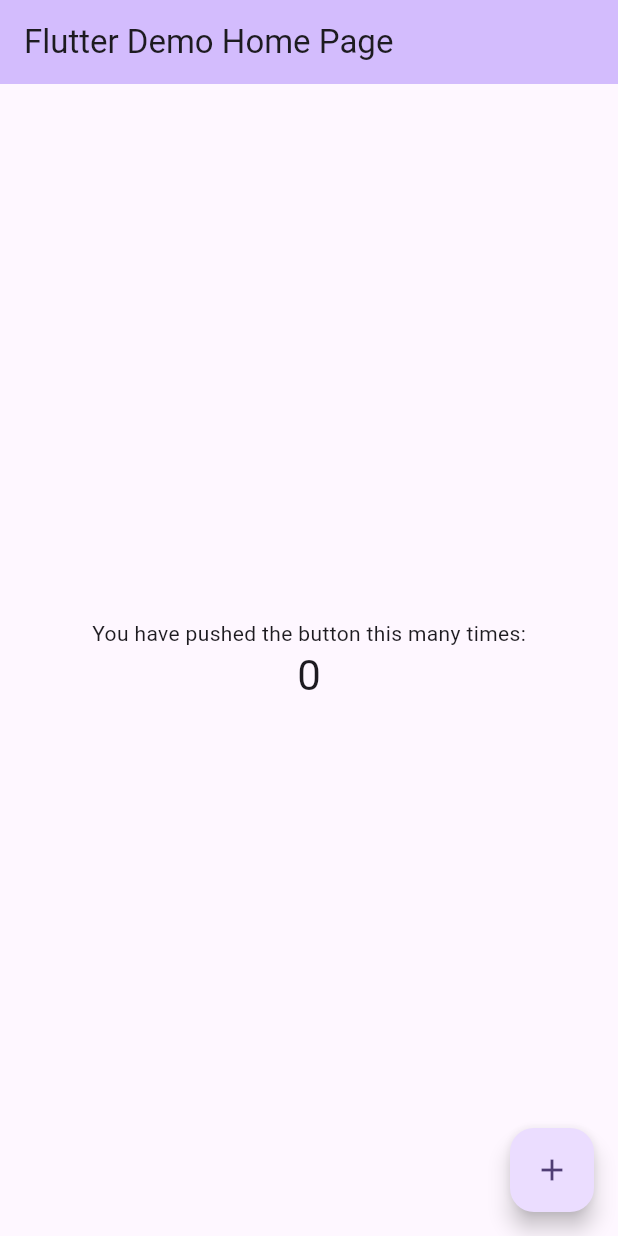
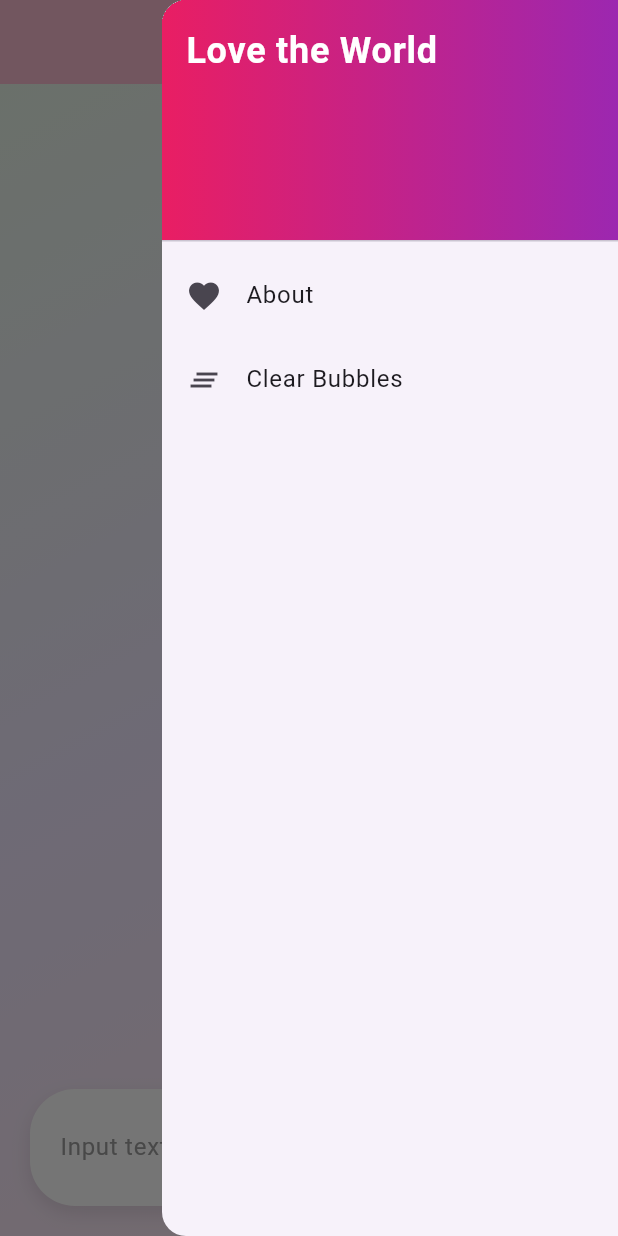
Before and after one commit to DrHivens/love_the_world, a Flutter app: the screen it shows after launch, with the side drawer open (before the commit the screen has no drawer), on a phone screen of 412 x 824 dp. Run offline on Flutter 3.47's test engine with Material 3 defaults, Android fonts, the phone set to English and light mode, and no system bars; our stand-ins replace cloud_firestore, firebase_core; accounts and stored records are empty; Roboto replaces fonts that are missing (Comic Sans MS); statements that could not run were skipped.

Commit message:
Base prject created.

```diff
--- a/lib/main.dart
+++ b/lib/main.dart
@@ -1,122 +1,283 @@
 import 'package:flutter/material.dart';
+import 'package:firebase_core/firebase_core.dart';
+import 'package:cloud_firestore/cloud_firestore.dart';
+import 'package:intl/intl.dart';
 
-void main() {
-  runApp(const MyApp());
+import 'package:love_the_world/floatingBubble.dart';
+import 'firebase_options.dart'; // This file is auto-generated by FlutterFire
+
+void main() async {
+  WidgetsFlutterBinding.ensureInitialized();
+  await Firebase.initializeApp(
+    options: DefaultFirebaseOptions.currentPlatform, // Auto-configured!
+  );
+  runApp(const LoveTheWorldApp());
 }
 
-class MyApp extends StatelessWidget {
-  const MyApp({super.key});
+class LoveTheWorldApp extends StatelessWidget {
+  const LoveTheWorldApp({super.key});
 
-  // This widget is the root of your application.
   @override
   Widget build(BuildContext context) {
     return MaterialApp(
-      title: 'Flutter Demo',
-      theme: ThemeData(
-        // This is the theme of your application.
-        //
-        // TRY THIS: Try running your application with "flutter run". You'll see
-        // the application has a purple toolbar. Then, without quitting the app,
-        // try changing the seedColor in the colorScheme below to Colors.green
-        // and then invoke "hot reload" (save your changes or press the "hot
-        // reload" button in a Flutter-supported IDE, or press "r" if you used
-        // the command line to start the app).
-        //
-        // Notice that the counter didn't reset back to zero; the application
-        // state is not lost during the reload. To reset the state, use hot
-        // restart instead.
-        //
-        // This works for code too, not just values: Most code changes can be
-        // tested with just a hot reload.
-        colorScheme: ColorScheme.fromSeed(seedColor: Colors.deepPurple),
-      ),
-      home: const MyHomePage(title: 'Flutter Demo Home Page'),
+      title: 'Love the World',
+      theme: ThemeData(primarySwatch: Colors.pink, fontFamily: 'Comic Sans MS'),
+      home: const HomePage(),
+      debugShowCheckedModeBanner: false,
     );
   }
 }
 
-class MyHomePage extends StatefulWidget {
-  const MyHomePage({super.key, required this.title});
-
-  // This widget is the home page of your application. It is stateful, meaning
-  // that it has a State object (defined below) that contains fields that affect
-  // how it looks.
-
-  // This class is the configuration for the state. It holds the values (in this
-  // case the title) provided by the parent (in this case the App widget) and
-  // used by the build method of the State. Fields in a Widget subclass are
-  // always marked "final".
-
-  final String title;
+class HomePage extends StatefulWidget {
+  const HomePage({super.key});
 
   @override
-  State<MyHomePage> createState() => _MyHomePageState();
+  State<HomePage> createState() => _HomePageState();
 }
 
-class _MyHomePageState extends State<MyHomePage> {
-  int _counter = 0;
+class _HomePageState extends State<HomePage> with TickerProviderStateMixin {
+  final TextEditingController _messageController = TextEditingController();
+  final FirebaseFirestore _firestore = FirebaseFirestore.instance;
+  final List<FloatingBubble> _bubbles = [];
+  late AnimationController _animationController;
 
-  void _incrementCounter() {
+  @override
+  void initState() {
+    super.initState();
+    _animationController = AnimationController(
+      duration: const Duration(seconds: 1),
+      vsync: this,
+    );
+    _loadExistingMessages();
+  }
+
+  @override
+  void dispose() {
+    _animationController.dispose();
+    _messageController.dispose();
+    super.dispose();
+  }
+
+  Future<void> _loadExistingMessages() async {
+    try {
+      String today = DateFormat('yyyy-MM-dd').format(DateTime.now());
+      QuerySnapshot snapshot = await _firestore.collection(today).get();
+
+      for (var doc in snapshot.docs) {
+        _addBubbleToScreen(doc.data() as Map<String, dynamic>);
+      }
+    } catch (e) {
+      print('Error loading messages: $e');
+    }
+  }
+
+  void _addBubbleToScreen(Map<String, dynamic> data) {
     setState(() {
-      // This call to setState tells the Flutter framework that something has
-      // changed in this State, which causes it to rerun the build method below
-      // so that the display can reflect the updated values. If we changed
-      // _counter without calling setState(), then the build method would not be
-      // called again, and so nothing would appear to happen.
-      _counter++;
+      _bubbles.add(
+        FloatingBubble(
+          message: data['message'] ?? '',
+          timestamp: data['timestamp'],
+          onRemove: () {},
+        ),
+      );
     });
+  }
+
+  Future<void> _sendMessage() async {
+    if (_messageController.text.trim().isEmpty) return;
+
+    try {
+      String today = DateFormat('yyyy-MM-dd').format(DateTime.now());
+      String message = _messageController.text.trim();
+
+      Map<String, dynamic> messageData = {
+        'message': message,
+        'timestamp': FieldValue.serverTimestamp(),
+        'created_at': DateTime.now().millisecondsSinceEpoch,
+      };
+
+      // Add to Firebase
+      await _firestore.collection(today).add(messageData);
+
+      // Add to local bubbles
+      _addBubbleToScreen({'message': message, 'timestamp': DateTime.now()});
+
+      // Clear input
+      _messageController.clear();
+
+      // Show success animation
+      _animationController.forward().then((_) {
+        _animationController.reverse();
+      });
+    } catch (e) {
+      ScaffoldMessenger.of(
+        context,
+      ).showSnackBar(SnackBar(content: Text('Error sending message: $e')));
+    }
   }
 
   @override
   Widget build(BuildContext context) {
-    // This method is rerun every time setState is called, for instance as done
-    // by the _incrementCounter method above.
-    //
-    // The Flutter framework has been optimized to make rerunning build methods
-    // fast, so that you can just rebuild anything that needs updating rather
-    // than having to individually change instances of widgets.
     return Scaffold(
       appBar: AppBar(
-        // TRY THIS: Try changing the color here to a specific color (to
-        // Colors.amber, perhaps?) and trigger a hot reload to see the AppBar
-        // change color while the other colors stay the same.
-        backgroundColor: Theme.of(context).colorScheme.inversePrimary,
-        // Here we take the value from the MyHomePage object that was created by
-        // the App.build method, and use it to set our appbar title.
-        title: Text(widget.title),
+        title: const Text(
+          'Love the World 💕',
+          style: TextStyle(fontWeight: FontWeight.bold, fontSize: 24),
+        ),
+        backgroundColor: Colors.pink.shade100,
+        elevation: 0,
+        centerTitle: true,
+        actions: [
+          Builder(
+            builder: (context) => IconButton(
+              icon: const Icon(Icons.menu),
+              onPressed: () => Scaffold.of(context).openEndDrawer(),
+            ),
+          ),
+        ],
       ),
-      body: Center(
-        // Center is a layout widget. It takes a single child and positions it
-        // in the middle of the parent.
-        child: Column(
-          // Column is also a layout widget. It takes a list of children and
-          // arranges them vertically. By default, it sizes itself to fit its
-          // children horizontally, and tries to be as tall as its parent.
-          //
-          // Column has various properties to control how it sizes itself and
-          // how it positions its children. Here we use mainAxisAlignment to
-          // center the children vertically; the main axis here is the vertical
-          // axis because Columns are vertical (the cross axis would be
-          // horizontal).
-          //
-          // TRY THIS: Invoke "debug painting" (choose the "Toggle Debug Paint"
-          // action in the IDE, or press "p" in the console), to see the
-          // wireframe for each widget.
-          mainAxisAlignment: MainAxisAlignment.center,
-          children: <Widget>[
-            const Text('You have pushed the button this many times:'),
-            Text(
-              '$_counter',
-              style: Theme.of(context).textTheme.headlineMedium,
+      endDrawer: Drawer(
+        child: ListView(
+          padding: EdgeInsets.zero,
+          children: [
+            const DrawerHeader(
+              decoration: BoxDecoration(
+                gradient: LinearGradient(colors: [Colors.pink, Colors.purple]),
+              ),
+              child: Text(
+                'Love the World',
+                style: TextStyle(
+                  color: Colors.white,
+                  fontSize: 24,
+                  fontWeight: FontWeight.bold,
+                ),
+              ),
+            ),
+            ListTile(
+              leading: const Icon(Icons.favorite),
+              title: const Text('About'),
+              onTap: () {
+                Navigator.pop(context);
+                _showAboutDialog();
+              },
+            ),
+            ListTile(
+              leading: const Icon(Icons.clear_all),
+              title: const Text('Clear Bubbles'),
+              onTap: () {
+                Navigator.pop(context);
+                setState(() {
+                  _bubbles.clear();
+                });
+              },
             ),
           ],
         ),
       ),
-      floatingActionButton: FloatingActionButton(
-        onPressed: _incrementCounter,
-        tooltip: 'Increment',
-        child: const Icon(Icons.add),
-      ), // This trailing comma makes auto-formatting nicer for build methods.
+      body: Container(
+        decoration: const BoxDecoration(
+          gradient: LinearGradient(
+            begin: Alignment.topLeft,
+            end: Alignment.bottomRight,
+            colors: [Color(0xFFE8F5E8), Color(0xFFF0E8FF), Color(0xFFFFE8F0)],
+          ),
+        ),
+        child: Stack(
+          children: [
+            // Floating bubbles
+            ..._bubbles.map((bubble) => bubble),
+
+            // Input area at bottom
+            Positioned(
+              bottom: 20,
+              left: 20,
+              right: 20,
+              child: Container(
+                padding: const EdgeInsets.symmetric(
+                  horizontal: 20,
+                  vertical: 15,
+                ),
+                decoration: BoxDecoration(
+                  color: Colors.white,
+                  borderRadius: BorderRadius.circular(30),
+                  boxShadow: [
+                    BoxShadow(
+                      color: Colors.black.withOpacity(0.1),
+                      blurRadius: 10,
+                      offset: const Offset(0, 5),
+                    ),
+                  ],
+                ),
+                child: Row(
+                  children: [
+                    Expanded(
+                      child: TextField(
+                        controller: _messageController,
+                        decoration: const InputDecoration(
+                          hintText: 'Input text here',
+                          border: InputBorder.none,
+                          hintStyle: TextStyle(
+                            color: Colors.grey,
+                            fontSize: 16,
+                          ),
+                        ),
+                        style: const TextStyle(fontSize: 16),
+                        maxLines: null,
+                        textCapitalization: TextCapitalization.sentences,
+                        onSubmitted: (_) => _sendMessage(),
+                      ),
+                    ),
+                    const SizedBox(width: 10),
+                    ScaleTransition(
+                      scale: Tween<double>(begin: 1.0, end: 1.2).animate(
+                        CurvedAnimation(
+                          parent: _animationController,
+                          curve: Curves.elasticOut,
+                        ),
+                      ),
+                      child: GestureDetector(
+                        onTap: _sendMessage,
+                        child: Container(
+                          padding: const EdgeInsets.all(12),
+                          decoration: BoxDecoration(
+                            color: Colors.pink,
+                            borderRadius: BorderRadius.circular(20),
+                          ),
+                          child: const Icon(
+                            Icons.arrow_forward,
+                            color: Colors.white,
+                            size: 24,
+                          ),
+                        ),
+                      ),
+                    ),
+                  ],
+                ),
+              ),
+            ),
+          ],
+        ),
+      ),
+    );
+  }
+
+  void _showAboutDialog() {
+    showDialog(
+      context: context,
+      builder: (context) => AlertDialog(
+        title: const Text('About Love the World'),
+        content: const Text(
+          'Share your love and positive messages with the world! '
+          'Every message you send floats around as a beautiful bubble '
+          'for others to see and enjoy. Spread kindness, one message at a time. 💕',
+        ),
+        actions: [
+          TextButton(
+            onPressed: () => Navigator.pop(context),
+            child: const Text('Close'),
+          ),
+        ],
+      ),
     );
   }
 }
--- a/pubspec.yaml
+++ b/pubspec.yaml
@@ -30,7 +30,9 @@ environment:
 dependencies:
   flutter:
     sdk: flutter
-
+  firebase_core: ^2.24.2
+  cloud_firestore: ^4.13.6
+  intl: ^0.18.1
   # The following adds the Cupertino Icons font to your application.
   # Use with the CupertinoIcons class for iOS style icons.
   cupertino_icons: ^1.0.8
```
Also changed, not shown: lib/floatingBubble.dart (added, +150 -0 lines), firebase.json (added), lib/firebase_options.dart (added), pubspec.lock, 3 other files.
